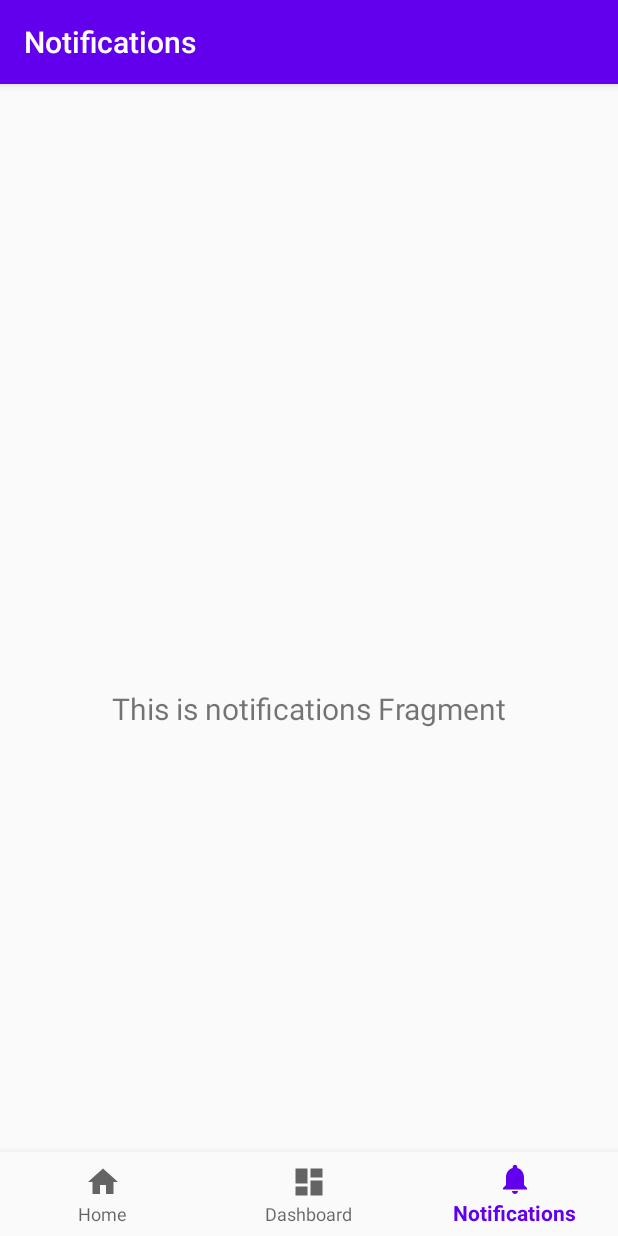
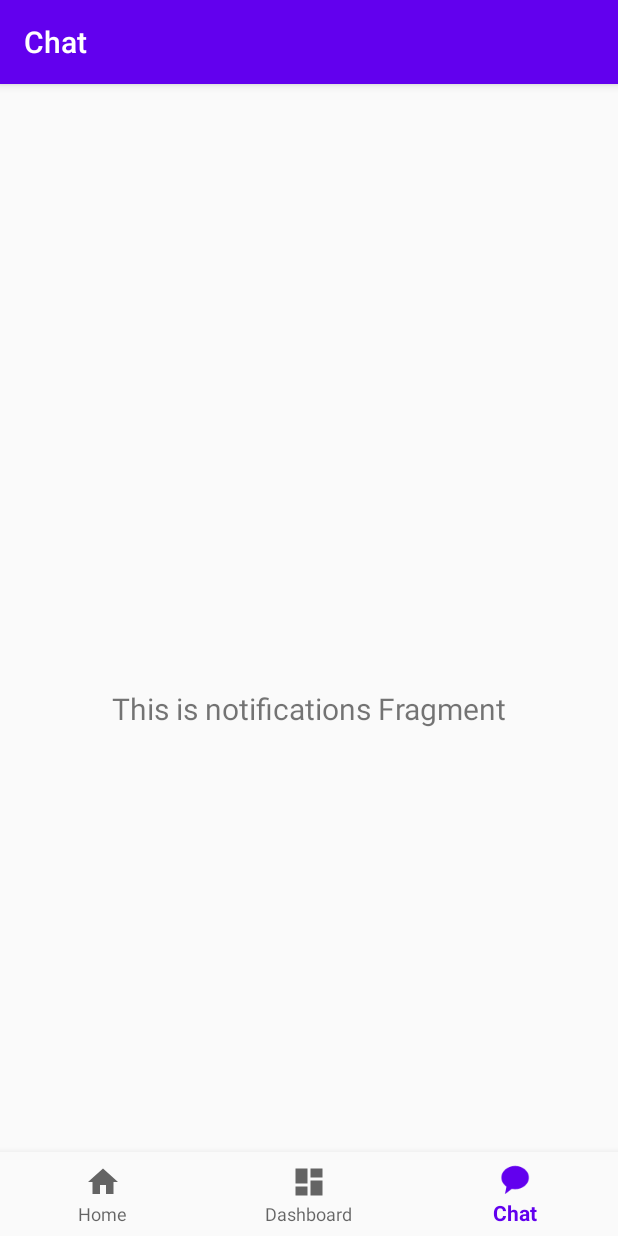
Before and after one commit to Shaniser/BEST_semi-final, an Android app: the NotificationsFragment screen opened through its navigation route, on a phone screen of 412 x 824 dp. Run offline under Robolectric (Android 15) with nearby library versions, the phone set to English and light mode, and no system bars; our stand-ins replace navigation-ui.

Commit message:
Notifications page -> chat

```diff
--- a/app/src/main/java/com/godelsoft/bestsemi_final/MainActivity.kt
+++ b/app/src/main/java/com/godelsoft/bestsemi_final/MainActivity.kt
@@ -19,7 +19,7 @@ class MainActivity : AppCompatActivity() {
         // Passing each menu ID as a set of Ids because each
         // menu should be considered as top level destinations.
         val appBarConfiguration = AppBarConfiguration(setOf(
-                R.id.navigation_home, R.id.navigation_dashboard, R.id.navigation_notifications))
+                R.id.navigation_home, R.id.navigation_dashboard, R.id.navigation_chat))
         setupActionBarWithNavController(navController, appBarConfiguration)
         navView.setupWithNavController(navController)
     }
--- a/app/src/main/java/com/godelsoft/bestsemi_final/ui/notifications/NotificationsFragment.kt
+++ b/app/src/main/java/com/godelsoft/bestsemi_final/ui/notifications/NotificationsFragment.kt
@@ -21,8 +21,8 @@ class NotificationsFragment : Fragment() {
     ): View? {
         notificationsViewModel =
                 ViewModelProviders.of(this).get(NotificationsViewModel::class.java)
-        val root = inflater.inflate(R.layout.fragment_notifications, container, false)
-        val textView: TextView = root.findViewById(R.id.text_notifications)
+        val root = inflater.inflate(R.layout.fragment_chat, container, false)
+        val textView: TextView = root.findViewById(R.id.text_chat)
         notificationsViewModel.text.observe(viewLifecycleOwner, Observer {
             textView.text = it
         })
--- a/app/src/main/res/layout/fragment_notifications.xml
+++ b/app/src/main/res/layout/fragment_chat.xml
@@ -7,7 +7,7 @@
     tools:context=".ui.notifications.NotificationsFragment">
 
     <TextView
-        android:id="@+id/text_notifications"
+        android:id="@+id/text_chat"
         android:layout_width="match_parent"
         android:layout_height="wrap_content"
         android:layout_marginStart="8dp"
--- a/app/src/main/res/menu/bottom_nav_menu.xml
+++ b/app/src/main/res/menu/bottom_nav_menu.xml
@@ -12,8 +12,8 @@
         android:title="@string/title_dashboard" />
 
     <item
-        android:id="@+id/navigation_notifications"
-        android:icon="@drawable/ic_notifications_black_24dp"
-        android:title="@string/title_notifications" />
+        android:id="@+id/navigation_chat"
+        android:icon="@android:drawable/sym_action_chat"
+        android:title="@string/title_chat" />
 
 </menu>
--- a/app/src/main/res/navigation/mobile_navigation.xml
+++ b/app/src/main/res/navigation/mobile_navigation.xml
@@ -18,8 +18,8 @@
         tools:layout="@layout/fragment_dashboard" />
 
     <fragment
-        android:id="@+id/navigation_notifications"
+        android:id="@+id/navigation_chat"
         android:name="com.godelsoft.bestsemi_final.ui.notifications.NotificationsFragment"
-        android:label="@string/title_notifications"
-        tools:layout="@layout/fragment_notifications" />
+        android:label="@string/title_chat"
+        tools:layout="@layout/fragment_chat" />
 </navigation>
--- a/app/src/main/res/values/strings.xml
+++ b/app/src/main/res/values/strings.xml
@@ -2,5 +2,5 @@
     <string name="app_name">BEST semi-final</string>
     <string name="title_home">Home</string>
     <string name="title_dashboard">Dashboard</string>
-    <string name="title_notifications">Notifications</string>
+    <string name="title_chat">Chat</string>
 </resources>
```
